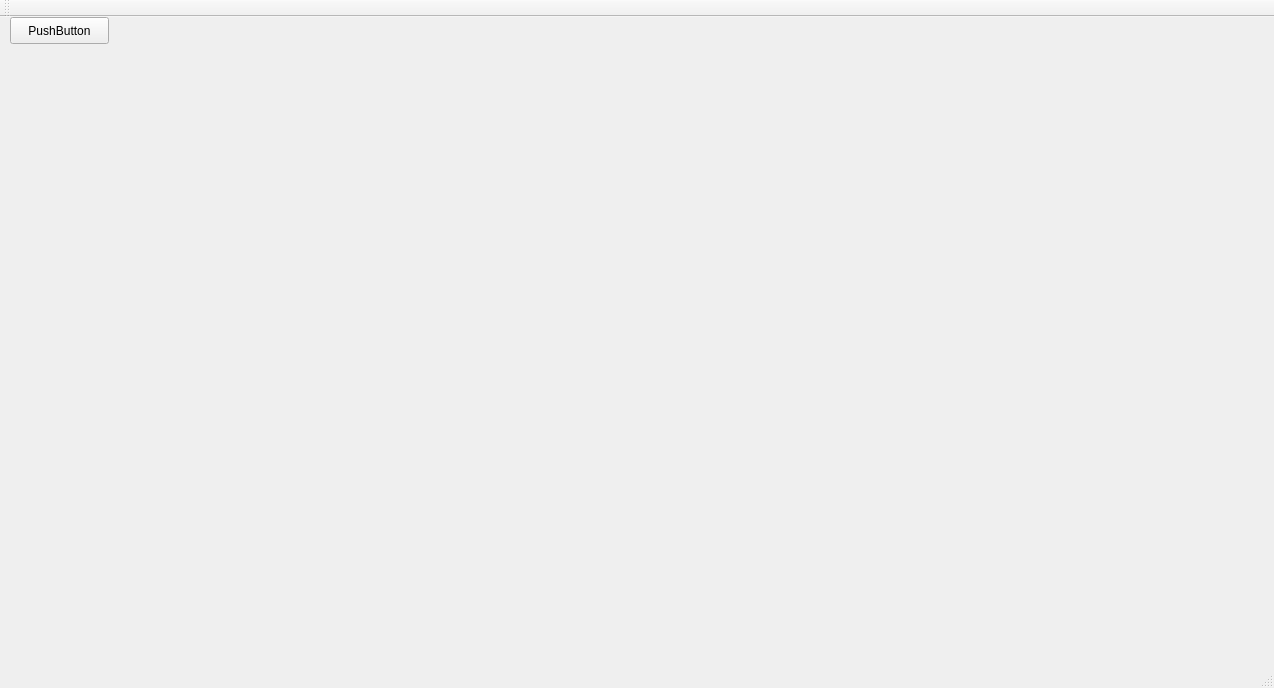
Before: the Qt Designer form src/gui/mainwindow.ui in williamiced/VideoStitch, drawn with Qt 5.
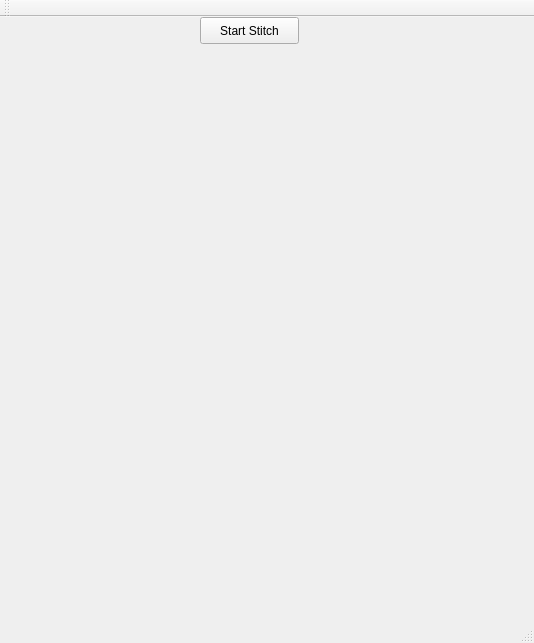
After: the same form once the commit is applied.

Diff of the .ui file:
```diff
--- a/src/gui/mainwindow.ui
+++ b/src/gui/mainwindow.ui
@@ -6,8 +6,8 @@
    <rect>
     <x>0</x>
     <y>0</y>
-    <width>1274</width>
-    <height>688</height>
+    <width>534</width>
+    <height>643</height>
    </rect>
   </property>
   <property name="windowTitle">
@@ -17,14 +17,14 @@
    <widget class="QPushButton" name="pushButton">
     <property name="geometry">
      <rect>
-      <x>10</x>
+      <x>200</x>
       <y>0</y>
       <width>99</width>
       <height>27</height>
      </rect>
     </property>
     <property name="text">
-     <string>PushButton</string>
+     <string>Start Stitch</string>
     </property>
    </widget>
    <widget class="QLabel" name="mainImage">
@@ -32,8 +32,8 @@
      <rect>
       <x>10</x>
       <y>60</y>
-      <width>1201</width>
-      <height>551</height>
+      <width>500</width>
+      <height>500</height>
      </rect>
     </property>
     <property name="text">
```
Left out of the diff: 2 changed lines with no effect on the pictures.
